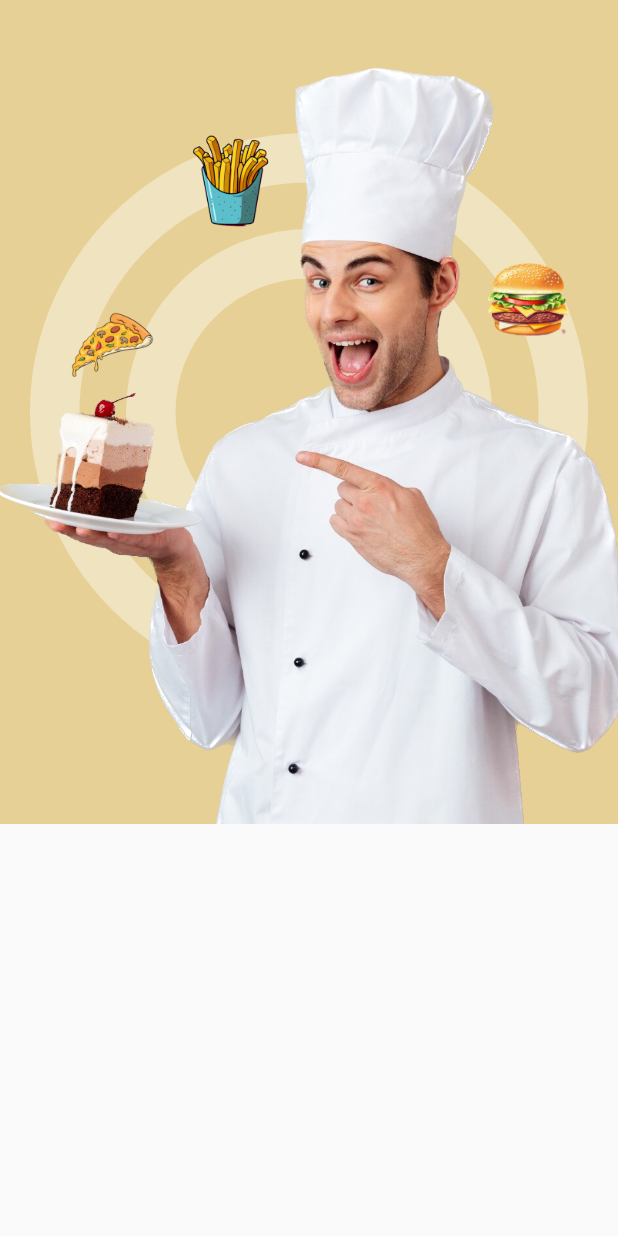
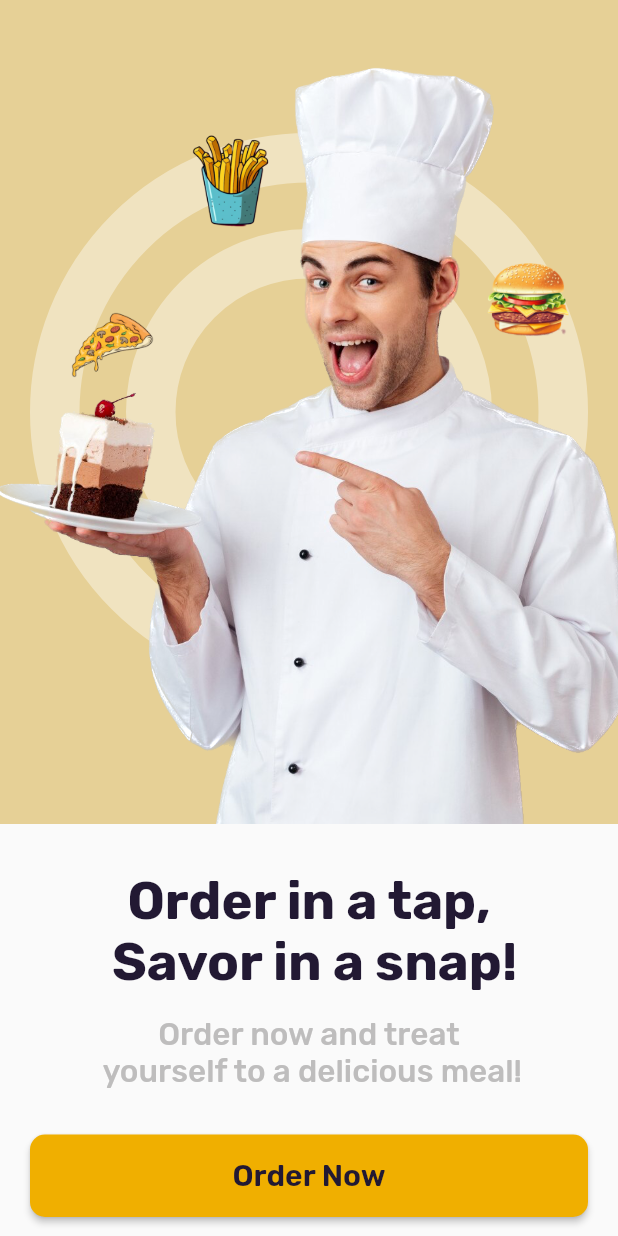
Before and after one commit to Lakesyd5/Food_Delivery_UI, a Flutter app: the screen it shows after launch, on a phone screen of 412 x 824 dp. Run offline on Flutter 3.47's test engine with Material 2 defaults, Android fonts, the phone set to English and light mode, and no system bars; our stand-ins replace google_fonts.

Commit message:
onboarding updated

```diff
--- a/lib/screens/onboarding.dart
+++ b/lib/screens/onboarding.dart
@@ -1,4 +1,6 @@
 import 'package:flutter/material.dart';
+import 'package:google_fonts/google_fonts.dart';
+import 'package:quickbite_food_delivery_app_ui_challenge/screens/dashboard.dart';
 import 'package:quickbite_food_delivery_app_ui_challenge/widgets/top_onboarding.dart';
 
 class Onboarding extends StatelessWidget {
@@ -7,12 +9,42 @@ class Onboarding extends StatelessWidget {
   @override
   Widget build(BuildContext context) {
     return Scaffold(
-      // backgroundColor: Color.fromARGB(255, 240, 175, 0),
-      body: Column(
-        children: [
-          TopOnboarding()
-        ],
-      )
-    );
+        body: Column(
+      children: [
+        const TopOnboarding(),
+        Padding(
+          padding: const EdgeInsets.symmetric(horizontal: 20),
+          child: Column(
+            children: [
+              const SizedBox(height: 30),
+              Text(
+                'Order in a tap, \n Savor in a snap!',
+                textAlign: TextAlign.center,
+                style: GoogleFonts.rubik(
+                    fontSize: 35,
+                    fontWeight: FontWeight.w700,
+                    color: const Color.fromARGB(255, 34, 25, 51)),
+              ),
+              const SizedBox(height: 15),
+              Text(
+                'Order now and treat \n yourself to a delicious meal!',
+                textAlign: TextAlign.center,
+                style: GoogleFonts.rubik(fontSize: 21, fontWeight: FontWeight.w500, color: Color.fromARGB(255,190,189,189)),
+              ),
+              const SizedBox(height: 30),
+              ElevatedButton(
+                style: ElevatedButton.styleFrom(
+                  backgroundColor: const Color.fromARGB(255, 240,175,0),
+                  minimumSize: const Size(double.infinity, 55),
+                  shape: RoundedRectangleBorder(borderRadius: BorderRadius.circular(10))
+                ),
+                onPressed: () {
+                  Navigator.pushReplacement(context, MaterialPageRoute(builder: (context) => const Dashboard()));
+                }, child: Text('Order Now', style: GoogleFonts.rubik(fontSize: 20, fontWeight: FontWeight.w600, color: Color.fromARGB(255, 34, 25, 51)),))
+            ],
+          ),
+        ),
+      ],
+    ));
   }
 }
--- a/pubspec.yaml
+++ b/pubspec.yaml
@@ -36,6 +36,7 @@ dependencies:
   # Use with the CupertinoIcons class for iOS style icons.
   cupertino_icons: ^1.0.2
   google_fonts: ^5.1.0
+  curved_navigation_bar: ^1.0.3
 
 dev_dependencies:
   flutter_test:
```
Also changed, not shown: pubspec.lock.
